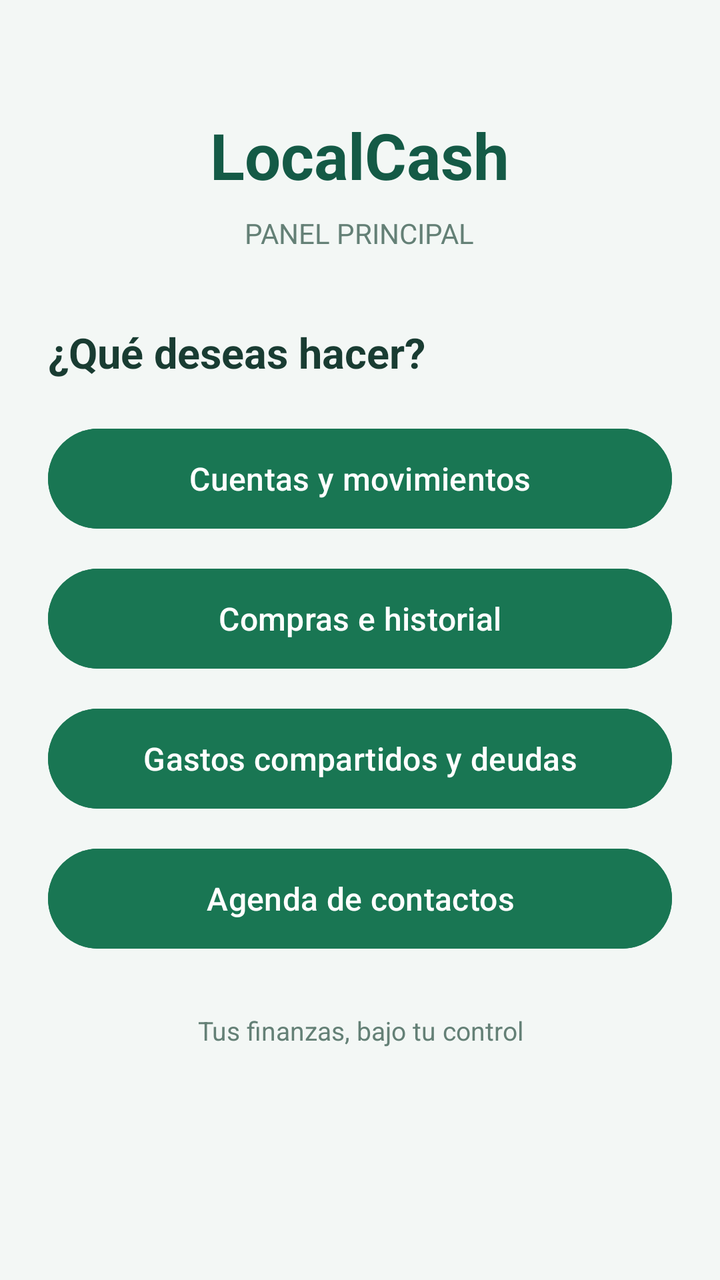
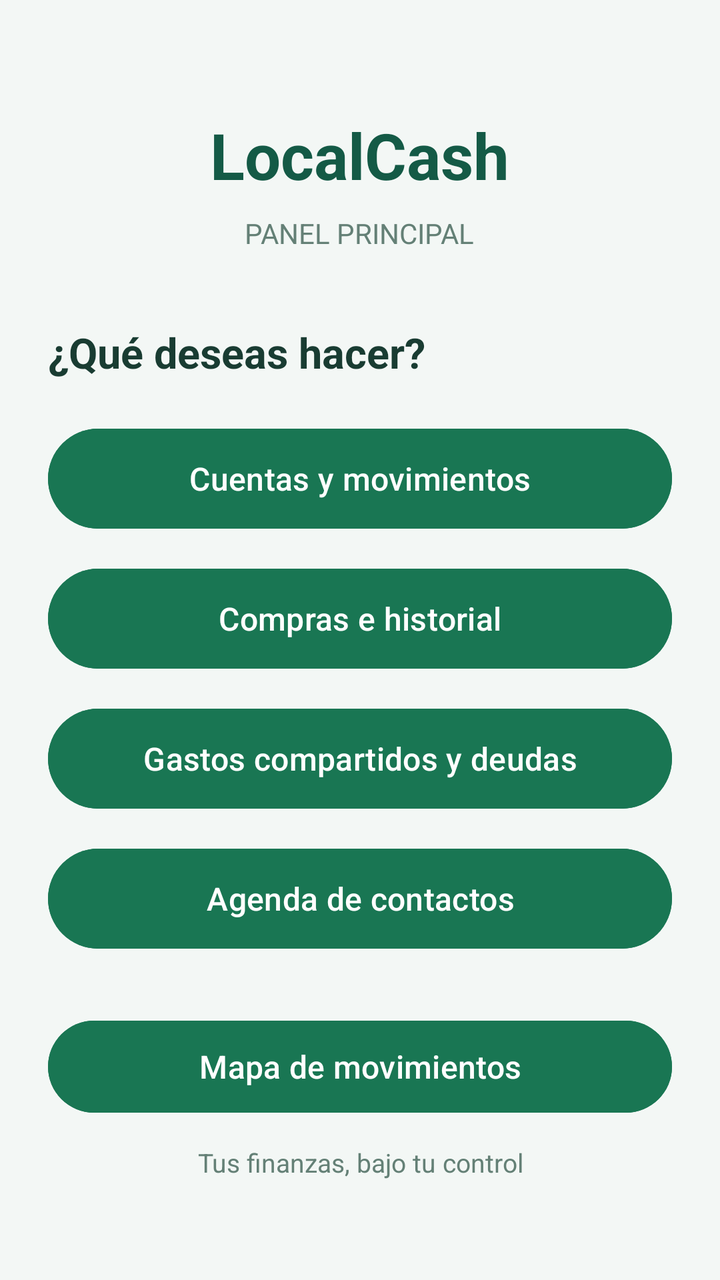

Screens rendered from an Android XML layout before and after an edit, with the pre-edit source and the edit as a unified diff.
<!-- AndroidManifest.xml: application theme Theme.LocalCash -->
<!-- res/layout/activity_home.xml -->
<?xml version="1.0" encoding="utf-8"?>
<LinearLayout xmlns:android="http://schemas.android.com/apk/res/android"
    android:id="@+id/main"
    android:layout_width="match_parent"
    android:layout_height="match_parent"
    android:orientation="vertical"
    android:gravity="center_horizontal"
    android:background="#F3F7F5"
    android:padding="24dp">

    <TextView
        android:layout_width="wrap_content"
        android:layout_height="wrap_content"
        android:layout_marginTop="32dp"
        android:text="LocalCash"
        android:textColor="#145A46"
        android:textSize="32sp"
        android:textStyle="bold" />

    <TextView
        android:layout_width="wrap_content"
        android:layout_height="wrap_content"
        android:layout_marginTop="8dp"
        android:text="PANEL PRINCIPAL"
        android:textColor="#648076"
        android:textSize="14sp" />

    <TextView
        android:layout_width="match_parent"
        android:layout_height="wrap_content"
        android:layout_marginTop="36dp"
        android:layout_marginBottom="20dp"
        android:text="¿Qué deseas hacer?"
        android:textColor="#193C32"
        android:textSize="21sp"
        android:textStyle="bold" />

    <Button
        android:id="@+id/btnCuentas"
        android:layout_width="match_parent"
        android:layout_height="58dp"
        android:layout_marginBottom="12dp"
        android:backgroundTint="#197653"
        android:text="Cuentas y movimientos"
        android:textAllCaps="false"
        android:textColor="#FFFFFF"
        android:textSize="16sp" />

    <Button
        android:id="@+id/btnCompras"
        android:layout_width="match_parent"
        android:layout_height="58dp"
        android:layout_marginBottom="12dp"
        android:backgroundTint="#197653"
        android:text="Compras e historial"
        android:textAllCaps="false"
        android:textColor="#FFFFFF"
        android:textSize="16sp" />

    <Button
        android:id="@+id/btnGastosCompartidos"
        android:layout_width="match_parent"
        android:layout_height="58dp"
        android:layout_marginBottom="12dp"
        android:backgroundTint="#197653"
        android:text="Gastos compartidos y deudas"
        android:textAllCaps="false"
        android:textColor="#FFFFFF"
        android:textSize="16sp" />

    <Button
        android:id="@+id/btnContactos"
        android:layout_width="match_parent"
        android:layout_height="58dp"
        android:layout_marginBottom="28dp"
        android:backgroundTint="#197653"
        android:text="Agenda de contactos"
        android:textAllCaps="false"
        android:textColor="#FFFFFF"
        android:textSize="16sp" />

    <TextView
        android:layout_width="match_parent"
        android:layout_height="wrap_content"
        android:gravity="center"
        android:text="Tus finanzas, bajo tu control"
        android:textColor="#648076"
        android:textSize="13sp" />

</LinearLayout>
<!-- resources referenced by this layout -->
<resources>
  <style name="Theme.LocalCash" parent="Base.Theme.LocalCash" />
  <style name="Base.Theme.LocalCash" parent="Theme.Material3.DayNight.NoActionBar">
          
          
      </style>
</resources>

<!-- the commit's change to res/layout/activity_home.xml (unified diff, before → after) -->
@@ -79,6 +79,17 @@
         android:textColor="#FFFFFF"
         android:textSize="16sp" />
 
+    <Button
+        android:id="@+id/btnMapa"
+        android:layout_width="match_parent"
+        android:layout_height="54dp"
+        android:layout_marginBottom="12dp"
+        android:backgroundTint="#197653"
+        android:text="Mapa de movimientos"
+        android:textAllCaps="false"
+        android:textColor="#FFFFFF"
+        android:textSize="16sp" />
+
     <TextView
         android:layout_width="match_parent"
         android:layout_height="wrap_content"
